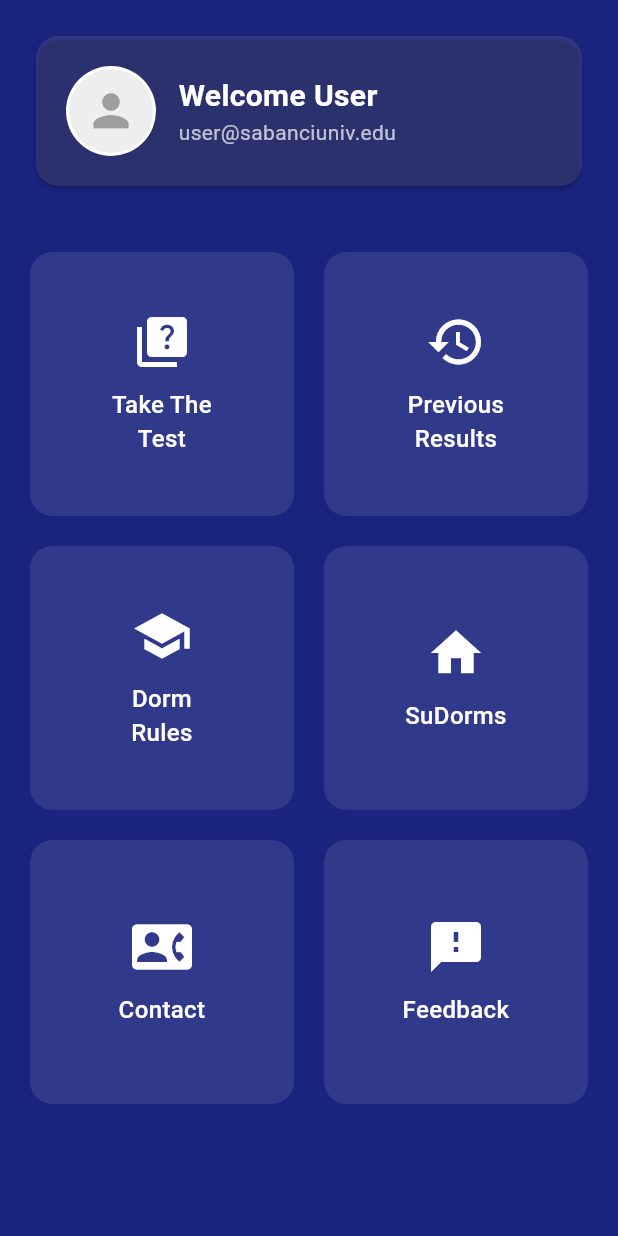
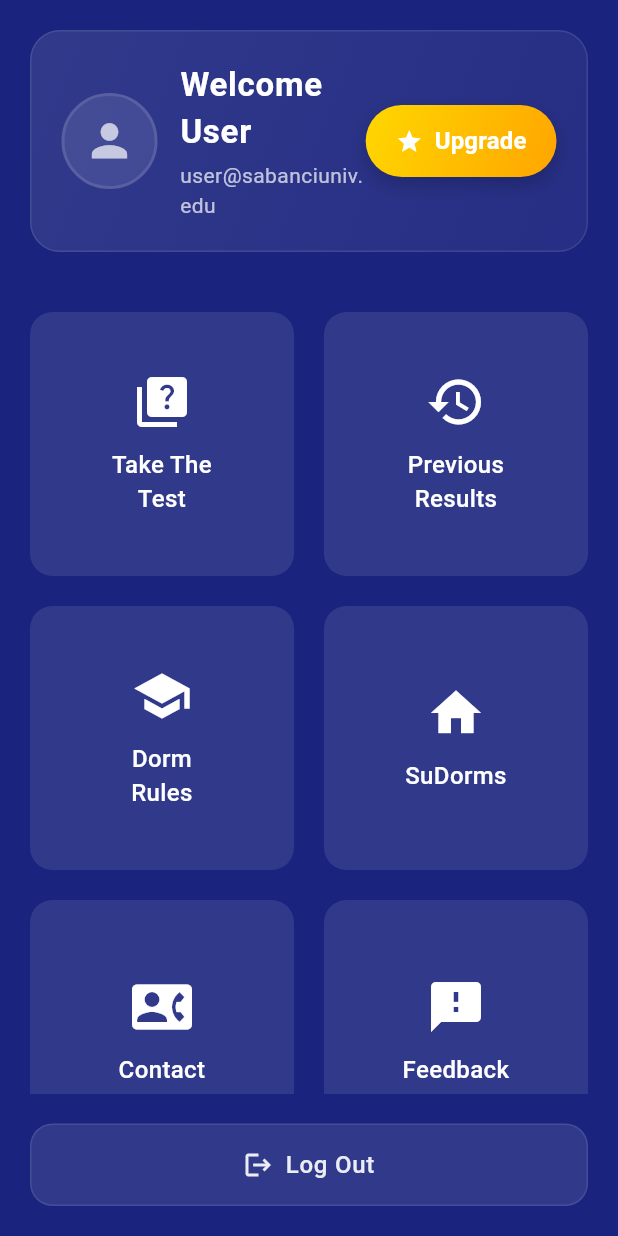
Before and after one commit to OguzTemelli/CS310-Group-14, a Flutter app: the HomeScreen screen opened by its route, on a phone screen of 412 x 824 dp. Run offline on Flutter 3.47's test engine with Material 3 defaults, Android fonts, the phone set to English and light mode, and no system bars.

Commit message:
feat: Add membership upgrade and logout functionality - Implemented Premium and Pro membership upgrade options - Created payment success screen with membership-specific features - Added subtle logout button to home screen

```diff
--- a/lib/main.dart
+++ b/lib/main.dart
@@ -7,6 +7,8 @@
 import 'screens/home_screen.dart';
 import 'screens/test_confirmation_screen.dart';
 import 'screens/test_screen.dart';
+import 'screens/upgrade_membership_screen.dart';
+import 'screens/payment_success_screen.dart';
 
 void main() {
   runApp(const MyApp());
@@ -51,6 +53,9 @@
         '/feedback': (context) => const FeedbackScreen(),
         '/test-confirmation': (context) => const TestConfirmationScreen(),
         '/test': (context) => const TestScreen(),
+        '/upgrade-membership': (context) => const UpgradeMembershipScreen(),
+        '/payment-success':
+            (context) => const PaymentSuccessScreen(membershipType: 'Premium'),
       },
     );
   }
--- a/lib/screens/home_screen.dart
+++ b/lib/screens/home_screen.dart
@@ -13,50 +13,114 @@
           child: Column(
             children: [
               // Profil Kartı
-              Card(
+              Container(
+                decoration: BoxDecoration(
+                  gradient: LinearGradient(
+                    colors: [
+                      Colors.white.withOpacity(0.1),
+                      Colors.white.withOpacity(0.05),
+                    ],
+                    begin: Alignment.topLeft,
+                    end: Alignment.bottomRight,
+                  ),
+                  borderRadius: BorderRadius.circular(20),
+                  border: Border.all(
                     color: Colors.white.withOpacity(0.1),
-                shape: RoundedRectangleBorder(
-                  borderRadius: BorderRadius.circular(15),
+                    width: 1,
+                  ),
                 ),
                 child: Padding(
                   padding: const EdgeInsets.all(20.0),
                   child: Row(
                     children: [
                       // Profil Resmi
-                      CircleAvatar(
+                      Container(
+                        decoration: BoxDecoration(
+                          shape: BoxShape.circle,
+                          border: Border.all(
+                            color: Colors.white.withOpacity(0.2),
+                            width: 2,
+                          ),
+                        ),
+                        child: CircleAvatar(
                           radius: 30,
-                        backgroundColor: Colors.white,
-                        child: CircleAvatar(
-                          radius: 28,
-                          backgroundColor: Colors.grey[200],
+                          backgroundColor: Colors.white.withOpacity(0.1),
                           child: const Icon(
                             Icons.person,
                             size: 35,
-                            color: Colors.grey,
+                            color: Colors.white70,
                           ),
                         ),
                       ),
                       const SizedBox(width: 15),
                       // Kullanıcı Bilgileri
-                      Column(
+                      Expanded(
+                        child: Column(
                           crossAxisAlignment: CrossAxisAlignment.start,
                           children: [
                             const Text(
                               'Welcome User',
                               style: TextStyle(
                                 color: Colors.white,
-                              fontSize: 20,
+                                fontSize: 22,
                                 fontWeight: FontWeight.bold,
+                                letterSpacing: 0.5,
                               ),
                             ),
+                            const SizedBox(height: 4),
                             Text(
                               'user@sabanciuniv.edu',
                               style: TextStyle(
                                 color: Colors.white.withOpacity(0.7),
                                 fontSize: 14,
+                                letterSpacing: 0.3,
                               ),
                             ),
                           ],
+                        ),
+                      ),
+                      // Upgrade Button
+                      Container(
+                        decoration: BoxDecoration(
+                          gradient: const LinearGradient(
+                            colors: [Color(0xFFFFD700), Color(0xFFFFA500)],
+                            begin: Alignment.topLeft,
+                            end: Alignment.bottomRight,
+                          ),
+                          borderRadius: BorderRadius.circular(25),
+                          boxShadow: [
+                            BoxShadow(
+                              color: Colors.black.withOpacity(0.2),
+                              blurRadius: 10,
+                              offset: const Offset(0, 5),
+                            ),
+                          ],
+                        ),
+                        child: ElevatedButton.icon(
+                          onPressed: () {
+                            Navigator.pushNamed(context, '/upgrade-membership');
+                          },
+                          icon: const Icon(Icons.star, color: Colors.white),
+                          label: const Text(
+                            'Upgrade',
+                            style: TextStyle(
+                              color: Colors.white,
+                              fontWeight: FontWeight.bold,
+                              fontSize: 16,
+                            ),
+                          ),
+                          style: ElevatedButton.styleFrom(
+                            backgroundColor: Colors.transparent,
+                            shadowColor: Colors.transparent,
+                            padding: const EdgeInsets.symmetric(
+                              horizontal: 20,
+                              vertical: 12,
+                            ),
+                            shape: RoundedRectangleBorder(
+                              borderRadius: BorderRadius.circular(25),
+                            ),
+                          ),
+                        ),
                       ),
                     ],
                   ),
@@ -115,6 +179,50 @@
                   ],
                 ),
               ),
+              const SizedBox(height: 20),
+              // Logoff Button
+              Container(
+                width: double.infinity,
+                decoration: BoxDecoration(
+                  color: Colors.white.withOpacity(0.1),
+                  borderRadius: BorderRadius.circular(15),
+                  border: Border.all(
+                    color: Colors.white.withOpacity(0.1),
+                    width: 1,
+                  ),
+                ),
+                child: ElevatedButton.icon(
+                  onPressed: () {
+                    Navigator.pushNamedAndRemoveUntil(
+                      context,
+                      '/welcome',
+                      (route) => false,
+                    );
+                  },
+                  icon: Icon(
+                    Icons.logout,
+                    color: Colors.white.withOpacity(0.9),
+                    size: 20,
+                  ),
+                  label: Text(
+                    'Log Out',
+                    style: TextStyle(
+                      color: Colors.white.withOpacity(0.9),
+                      fontSize: 16,
+                      fontWeight: FontWeight.w500,
+                      letterSpacing: 0.5,
+                    ),
+                  ),
+                  style: ElevatedButton.styleFrom(
+                    backgroundColor: Colors.transparent,
+                    shadowColor: Colors.transparent,
+                    padding: const EdgeInsets.symmetric(vertical: 15),
+                    shape: RoundedRectangleBorder(
+                      borderRadius: BorderRadius.circular(15),
+                    ),
+                  ),
+                ),
+              ),
             ],
           ),
         ),
```
Also changed, not shown: lib/screens/payment_success_screen.dart (added, +168 -0 lines), lib/screens/upgrade_membership_screen.dart (added, +166 -0 lines). Lines whose indentation alone changed are shown as unchanged.
